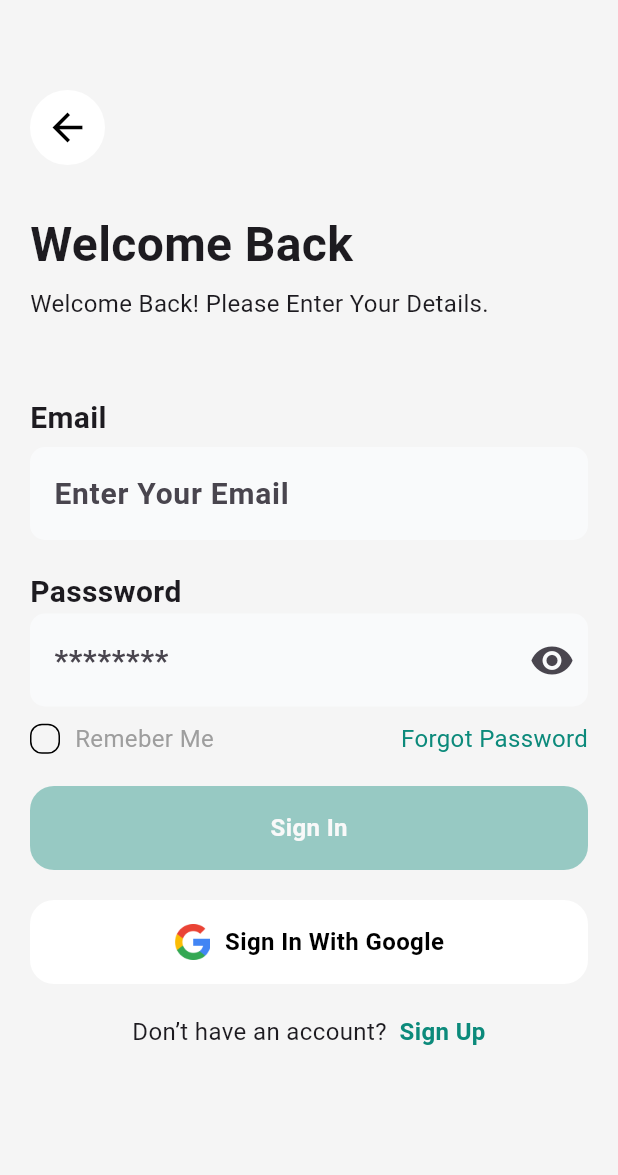
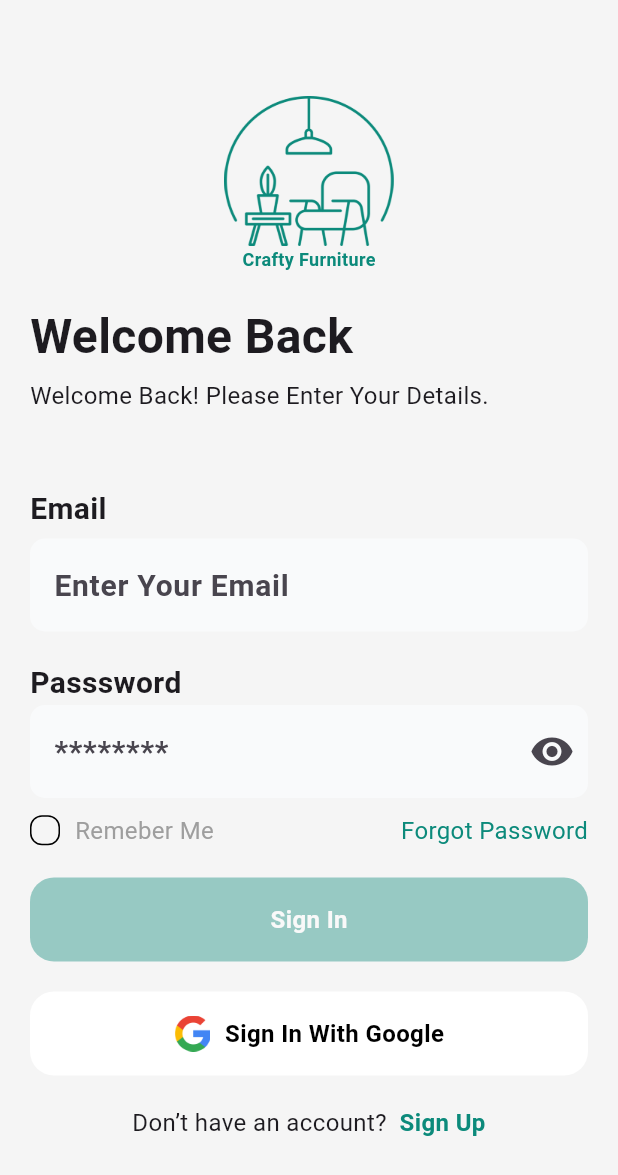
Before and after one commit to You-Unique/crafty_furniture, a Flutter app: the screen it shows after launch, after a tap on "Skip", after a tap on "Get Started", on a phone screen of 412 x 824 dp. Shown: the top 1175 px of the screen. Run offline on Flutter 3.47's test engine with Material 3 defaults, Android fonts, the light colour scheme and no system bars; our stand-ins replace curved_navigation_bar, eva_icons_flutter.

Commit message:
fixed the homescreen

```diff
--- a/lib/screens/SignInScreen/sign_in_screen.dart
+++ b/lib/screens/SignInScreen/sign_in_screen.dart
@@ -26,7 +26,6 @@ class _SigninscreenState extends State<Signinscreen> {
   bool obscure = false;
   bool enableButton = true;
 
-  @override
   void isUpdated() {
     setState(() {
       enableButton = _email.text.isEmpty && _password.text.isEmpty;
@@ -60,24 +59,37 @@ class _SigninscreenState extends State<Signinscreen> {
   Widget build(BuildContext context) {
     return Scaffold(
       backgroundColor: Colors.grey[100],
-      body: SingleChildScrollView(
+      body: Center(
+        child: SingleChildScrollView(
           child: Padding(
-          padding: const EdgeInsets.symmetric(horizontal: 20, vertical: 60),
+            padding: const EdgeInsets.symmetric(
+              horizontal: 20,
+              vertical: 20,
+            ),
             child: Column(
               crossAxisAlignment: CrossAxisAlignment.start,
+              mainAxisAlignment: MainAxisAlignment.center,
               children: [
-              Container(
-                width: 50,
-                height: 50,
-                decoration: const BoxDecoration(
-                    shape: BoxShape.circle, color: Colors.white),
-                child: const Icon(
-                  Icons.arrow_back,
-                  size: 30,
-                  color: Colors.black,
+                Center(
+                  child: Column(
+                    children: [
+                      Image.asset(
+                        'Crafty Furniture'.toPNG(),
+                        color: CraftsColor.primaryColor,
+                        height: 100,
+                      ),
+                      const Text(
+                        'Crafty Furniture',
+                        style: TextStyle(
+                          fontWeight: FontWeight.bold,
+                          fontSize: 12,
+                          color: CraftsColor.primaryColor,
                         ),
                       ),
-              30.vSpace,
+                    ],
+                  ),
+                ),
+                20.vSpace,
                 const Text(
                   'Welcome Back',
                   style: TextStyle(
@@ -274,6 +286,7 @@ class _SigninscreenState extends State<Signinscreen> {
             ),
           ),
         ),
+      ),
     );
   }
 }
--- a/lib/screens/homescreen/views/special_offer_view.dart
+++ b/lib/screens/homescreen/views/special_offer_view.dart
@@ -143,7 +143,7 @@ class _SpecialOfferViewState extends State<SpecialOfferView> {
               ),
             ),
           ),
-          20.vSpace,
+          5.vSpace,
           Row(
               mainAxisAlignment: MainAxisAlignment.center,
               children: List.generate(
--- a/lib/screens/newUserScreens/new_user_creen_view.dart
+++ b/lib/screens/newUserScreens/new_user_creen_view.dart
@@ -3,7 +3,6 @@ import 'package:craftyfurniture/screens/newUserScreens/views/new_user_page_one.d
 import 'package:craftyfurniture/screens/newUserScreens/views/new_user_page_three.dart';
 import 'package:craftyfurniture/screens/newUserScreens/views/new_user_page_two.dart';
 import 'package:craftyfurniture/screens/shared_utils/button.dart';
-import 'package:craftyfurniture/screens/shared_utils/extension.dart';
 import 'package:craftyfurniture/screens/shared_utils/primary_colour.dart';
 import 'package:flutter/material.dart';
 
@@ -41,6 +40,12 @@ class _NewuserscreenViewState extends State<NewuserscreenView> {
 
   @override
   Widget build(BuildContext context) {
+    List<Widget> screenPages = <Widget>[
+      Newuserpageone(),
+      Newuserpagetwo(),
+      Newuserpagethree(),
+    ];
+
     return Scaffold(
       backgroundColor: Colors.white,
       bottomNavigationBar: currentIndex == 2
@@ -105,48 +110,28 @@ class _NewuserscreenViewState extends State<NewuserscreenView> {
                     currentIndex = value;
                   },
                 ),
-                children: const [
-                  Newuserpageone(),
-                  Newuserpagetwo(),
-                  Newuserpagethree(),
-                ],
+                children: screenPages,
               ),
             ),
             Padding(
               padding: const EdgeInsets.only(bottom: 80),
               child: Row(
                 mainAxisAlignment: MainAxisAlignment.center,
-                children: [
-                  Container(
+                children: List.generate(
+                  screenPages.length,
+                  (index) => Padding(
+                    padding: const EdgeInsets.only(right: 10),
+                    child: Container(
                       width: 12,
                       height: 12,
                       decoration: BoxDecoration(
                           shape: BoxShape.circle,
-                        color: currentIndex == 0
+                          color: currentIndex == index
                               ? CraftsColor.primaryColor
                               : Colors.grey),
                     ),
-                  10.hSpace,
-                  Container(
-                    width: 12,
-                    height: 12,
-                    decoration: BoxDecoration(
-                        shape: BoxShape.circle,
-                        color: currentIndex == 1
-                            ? CraftsColor.primaryColor
-                            : Colors.grey),
                   ),
-                  10.hSpace,
-                  Container(
-                    width: 12,
-                    height: 12,
-                    decoration: BoxDecoration(
-                        shape: BoxShape.circle,
-                        color: currentIndex == 2
-                            ? CraftsColor.primaryColor
-                            : Colors.grey),
                 ),
-                ],
               ),
             )
           ],
--- a/lib/screens/shared_utils/input_field.dart
+++ b/lib/screens/shared_utils/input_field.dart
@@ -7,6 +7,8 @@ class InputField extends StatelessWidget {
   final Widget? suffixWidget;
   final bool obscure;
   final Widget? prefixWidget;
+  final Color? hintcolor;
+  final Color? labelcolor;
   const InputField({
     super.key,
     required this.textEditingController,
@@ -15,24 +17,28 @@ class InputField extends StatelessWidget {
     this.suffixWidget,
     this.hint,
     this.obscure = false,
+    this.hintcolor,
+    this.labelcolor,
   });
 
   @override
   Widget build(BuildContext context) {
     return TextFormField(
+
       controller: textEditingController,
       obscureText: obscure,
       decoration: InputDecoration(
         labelText: label,
-        labelStyle: const TextStyle(
+        labelStyle: TextStyle(
           fontWeight: FontWeight.w600,
           fontSize: 18,
-          // color: SkiColors.primaryColor,
+          color: labelcolor,
         ),
         hintText: hint,
-        hintStyle: const TextStyle(
+        hintStyle: TextStyle(
           fontWeight: FontWeight.w700,
           fontSize: 20,
+          color: hintcolor,
         ),
         filled: true,
         prefixIcon: prefixWidget,
```
Also changed, not shown: lib/screens/homescreen/homescreen.dart (+15 -7 lines), lib/screens/homescreen/views/most_interested_view.dart (+9 -6 lines), lib/screens/homescreen/views/popular_view.dart (+5 -2 lines), lib/screens/homescreen/views/top_bar_view.dart (+7 -1 lines), lib/screens/signupscreen/sign_up_screen.dart (+18 -3 lines). Lines whose indentation alone changed are shown as unchanged.
